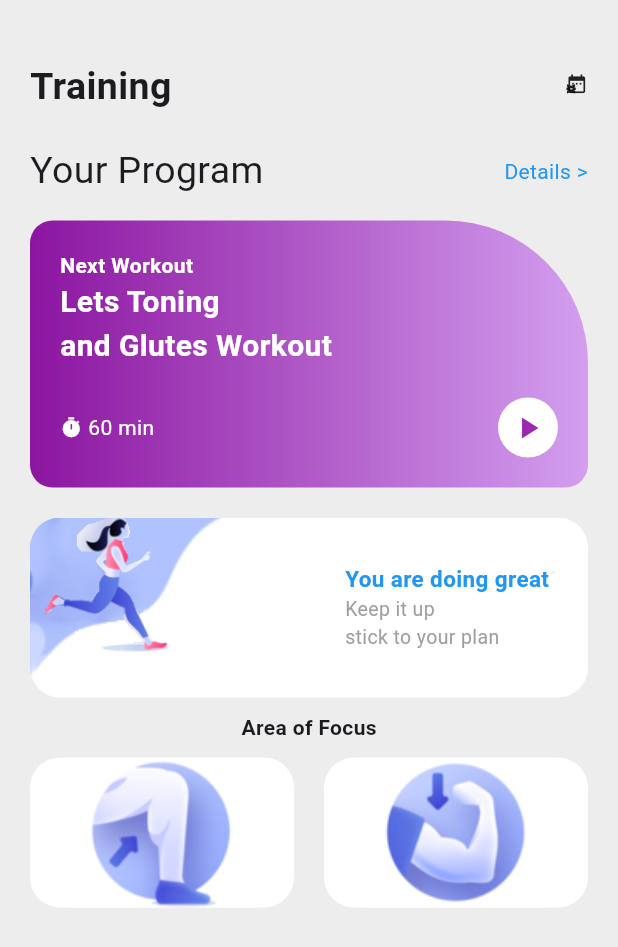
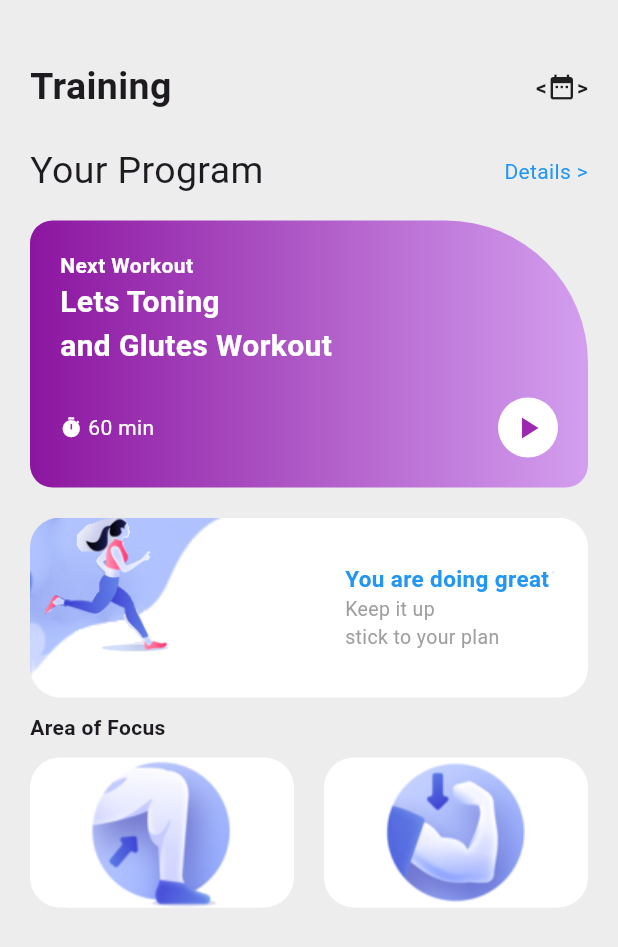
Before and after one commit to BungaDOR/mobile_programming2025, a Flutter app: the screen it shows after launch, on a phone screen of 412 x 824 dp. Shown: the top 947 px of the screen. Run offline on Flutter 3.47's test engine with Material 3 defaults, Android fonts, the phone set to English and light mode, and no system bars.

Commit message:
icon date berhasil

```diff
--- a/lib/tugas/quiz_1.dart
+++ b/lib/tugas/quiz_1.dart
@@ -11,6 +11,7 @@ class quiz_1 extends StatelessWidget {
       body: Padding(
         padding: const EdgeInsets.symmetric(horizontal: 20, vertical: 40),
         child: Column(
+          crossAxisAlignment: CrossAxisAlignment.start,
               children: [
                 Container(
                   //width: double.infinity,
@@ -20,12 +21,13 @@ class quiz_1 extends StatelessWidget {
                     children: [
                       Text("Training",
                       style: TextStyle(fontSize: 25, fontWeight: FontWeight.bold),),
-                      Stack(
+                      Row(
+                        mainAxisAlignment: MainAxisAlignment.spaceBetween,
                         children: [
-                          Text("<", style: TextStyle(fontWeight: FontWeight.bold),),
-                          Icon(Icons.date_range, size: 15,),
-                          Text(">", style: TextStyle(fontWeight: FontWeight.bold),),
-                        ],
+                              Text("<", style: TextStyle(fontWeight: FontWeight.bold),),
+                              Icon(Icons.date_range, size: 20,),
+                              Text(">", style: TextStyle(fontWeight: FontWeight.bold),),
+                            ],
                       ),
                     ],
                   ),
```
